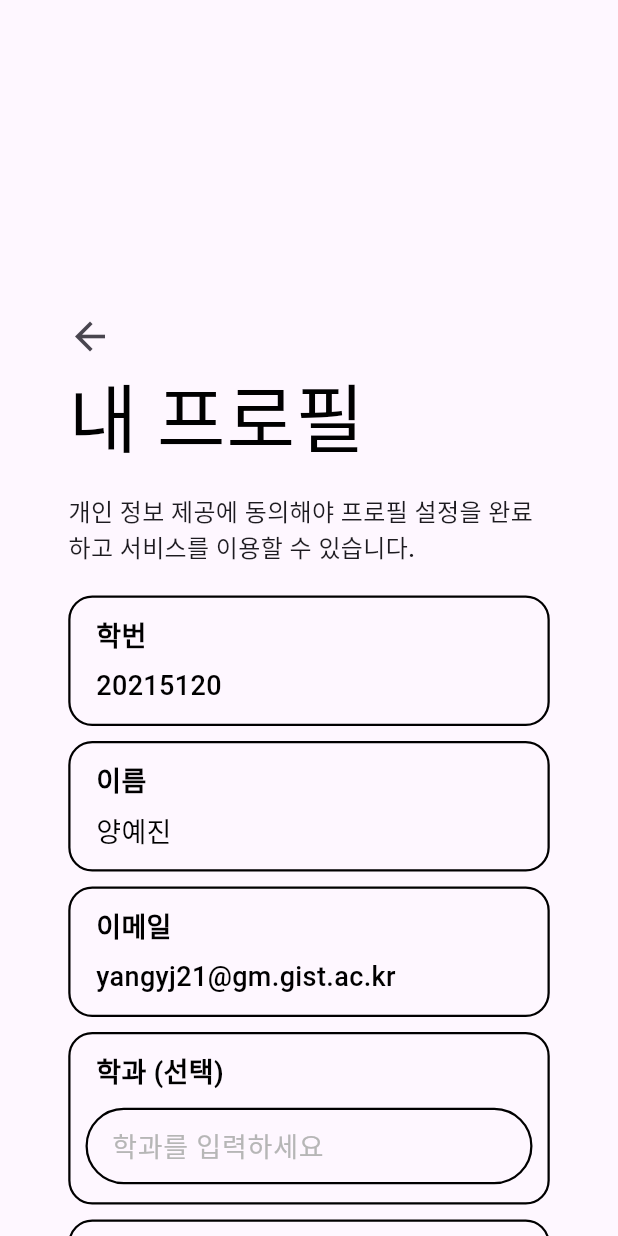
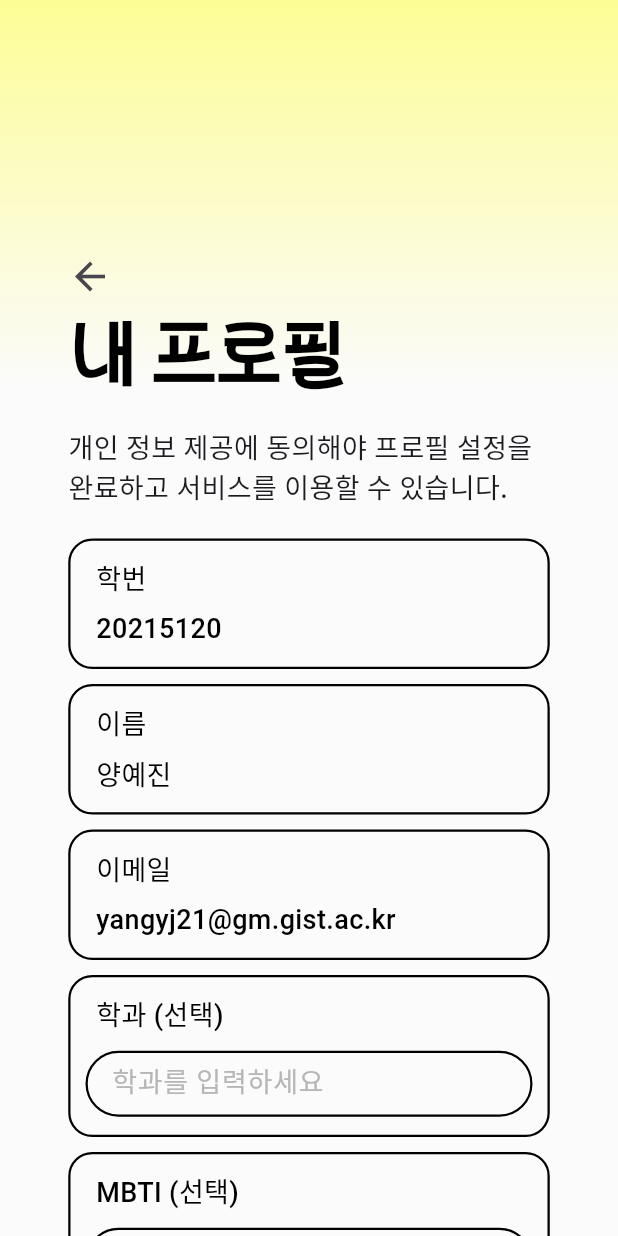
Before and after one commit to Yejin-02/bbun-finder-fe, a Flutter app: the ProfileEditPage screen opened by its route, on a phone screen of 412 x 824 dp. Run offline on Flutter 3.47's test engine with Material 3 defaults, Android fonts, the phone set to English and light mode, and no system bars; our stand-ins replace auto_route; Roboto replaces fonts that are missing (HS산토끼체 2.0, Pretendard).

Commit message:
feat: add gradient

```diff
--- a/lib/presentation/pages/profile_edit_page.dart
+++ b/lib/presentation/pages/profile_edit_page.dart
@@ -34,15 +34,42 @@ class _ProfileEditPageState extends State<ProfileEditPage> {
   @override
   Widget build(BuildContext context) {
     return Scaffold(
+      backgroundColor: Color(0xFFFBFBFB),
       body: SingleChildScrollView(
         child: Center(
-          child: Column(
-            crossAxisAlignment: CrossAxisAlignment.center,
+          child: Stack(children: [
+            // 상단 그라데이션
+            Container(
+              height: 257,
+              decoration: BoxDecoration(
+                gradient: LinearGradient(
+                  begin: Alignment(-0.00, 1.00),
+                  end: Alignment(0, -1),
+                  colors: [Color(0xFFFBFBFB), Color(0xFFFDFD96)],
+                ),
+              ),
+            ),
+
+            // 하단 그라데이션
+            Positioned(
+                bottom: 0,
+                left: 0,
+                right: 0,
+                child: Container(
+                  height: 257,
+                  decoration: BoxDecoration(
+                      gradient: LinearGradient(
+                          begin: Alignment(-0.00, 1.00),
+                          end: Alignment(0, -1),
+                          colors: [Color(0xFFFDFD96), Color(0xFFFBFBFB)])),
+                )),
+
+            Column(
               children: [
+                const SizedBox(height: 160),
+
                 // 내 프로필
-              Padding(
-                padding: const EdgeInsets.only(top: 200.0),
-                child: Column(
+                Column(
                   children: [
                     SizedBox(
                       width: 340,
@@ -66,14 +93,13 @@ class _ProfileEditPageState extends State<ProfileEditPage> {
                         style: TextStyle(
                           color: Colors.black,
                           fontSize: 50,
-                          fontFamily: 'HS산토끼체 2.0',
+                          fontFamily: 'HSSanTokki',
                           fontWeight: FontWeight.w400,
                           height: 1.14,
                         ),
                       ),
                     ),
                   ],
-                ),
                 ),
                 const SizedBox(height: 20),
 
@@ -82,7 +108,10 @@ class _ProfileEditPageState extends State<ProfileEditPage> {
                   width: 321,
                   child: const Text(
                     "개인 정보 제공에 동의해야 프로필 설정을 완료하고 서비스를 이용할 수 있습니다.",
-                  style: TextStyle(fontSize: 16, fontWeight: FontWeight.w500),
+                    style: TextStyle(
+                        fontSize: 18,
+                        fontFamily: 'Pretendard',
+                        fontWeight: FontWeight.w500),
                   ),
                 ),
                 const SizedBox(height: 20),
@@ -163,7 +192,8 @@ class _ProfileEditPageState extends State<ProfileEditPage> {
                         child: Text(
                           "제출",
                           style: TextStyle(
-                            color: isChecked ? Colors.black : Color(0xFFB6B6B6),
+                              color:
+                                  isChecked ? Colors.black : Color(0xFFB6B6B6),
                               fontSize: 18,
                               fontWeight: FontWeight.w600),
                         ),
@@ -174,8 +204,26 @@ class _ProfileEditPageState extends State<ProfileEditPage> {
                 const SizedBox(
                   height: 200,
                 ),
+
+                // 하단 그라데이션
+                Positioned(
+                  bottom: 0,
+                  left: 0,
+                  right: 0,
+                  height: 257,
+                  child: Container(
+                    decoration: BoxDecoration(
+                      gradient: LinearGradient(
+                        begin: Alignment(-0.00, 1.00),
+                        end: Alignment(0, -1),
+                        colors: [Color(0xFFFDFD96), Color(0xFFFBFBFB)],
+                      ),
+                    ),
+                  ),
+                ),
               ],
             ),
+          ]),
         ),
       ),
     );
--- a/lib/presentation/widgets/bbun_displayfield.dart
+++ b/lib/presentation/widgets/bbun_displayfield.dart
@@ -36,7 +36,7 @@ class BbunDisplayField extends StatelessWidget {
                 color: Colors.black,
                 fontSize: 18,
                 fontFamily: 'Pretendard',
-                fontWeight: FontWeight.w600,
+                fontWeight: FontWeight.w500,
               ),
             ),
           ),
--- a/lib/presentation/widgets/bbun_inputfield.dart
+++ b/lib/presentation/widgets/bbun_inputfield.dart
@@ -38,22 +38,24 @@ class BbunInputfield extends StatelessWidget {
                 color: Colors.black,
                 fontSize: 18,
                 fontFamily: 'Pretendard',
-                fontWeight: FontWeight.w600,
+                fontWeight: FontWeight.w500,
               ),
             ),
           ),
           const SizedBox(height: 10),
           // Input Field
           Container(
+            height: 44,
             width: double.infinity,
-            padding: const EdgeInsets.symmetric(horizontal: 16),
+            padding: const EdgeInsets.only(left: 16, bottom: 2),
             decoration: ShapeDecoration(
               shape: RoundedRectangleBorder(
                 side: BorderSide(width: 1.50),
-                borderRadius: BorderRadius.circular(38),
+                borderRadius: BorderRadius.circular(22),
               ),
             ),
             child: TextFormField(
+              cursorHeight: 18,
               controller: controller,
               style: TextStyle(
                 color: Colors.black,
```
Lines whose indentation alone changed are shown as unchanged.
